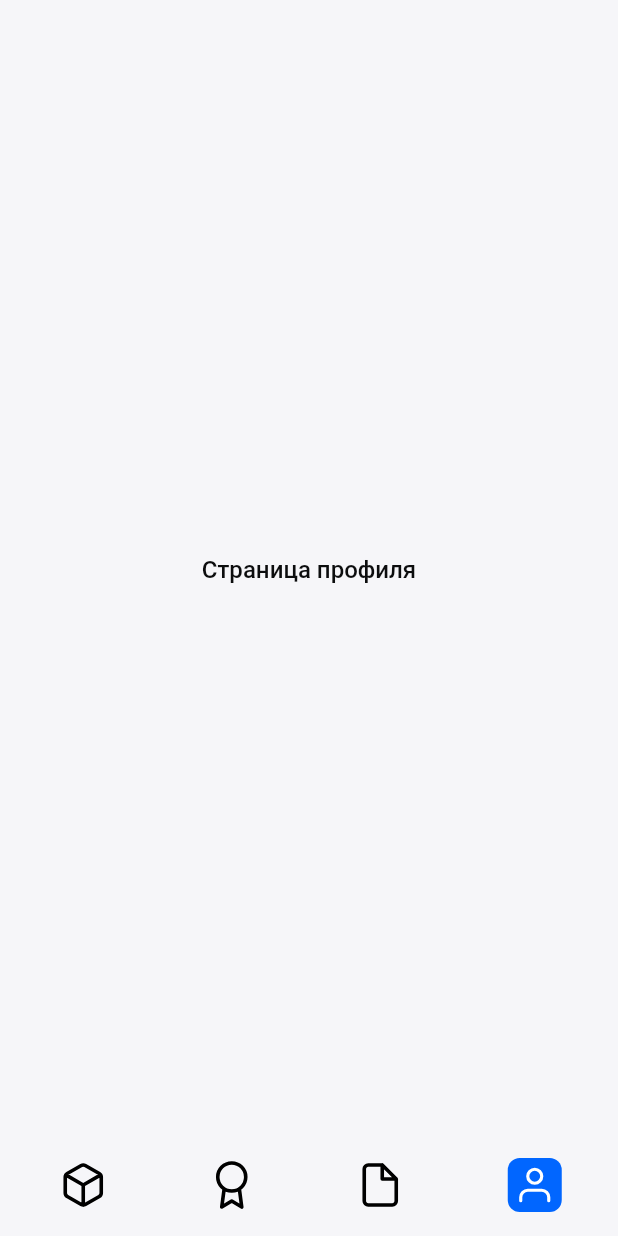
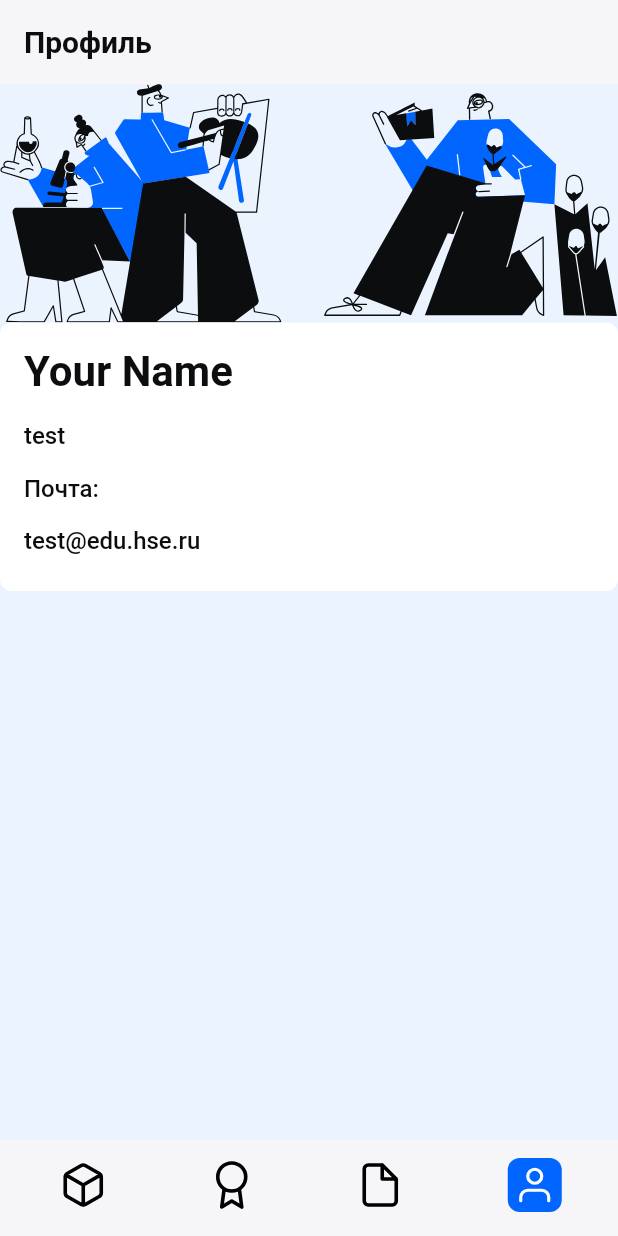
Before and after one commit to Task-Testing-System-Devs/test-system-mobile-v2, a Flutter app: the ProfilePage screen opened by its route, on a phone screen of 412 x 824 dp. Run offline on Flutter 3.47's test engine with Material 3 defaults, Android fonts, the phone set to English and light mode, and no system bars; our stand-ins replace dio, flutter_riverpod, flutter_secure_storage, flutter_svg, freezed_annotation, go_router and 1 more; accounts and stored records are empty.

Commit message:
Added profile page

```diff
--- a/lib/src/features/profile/view/profile_page.dart
+++ b/lib/src/features/profile/view/profile_page.dart
@@ -1,13 +1,39 @@
 import 'package:flutter/material.dart';
+import 'package:test_system/src/features/profile/view/widgets/profile_card.dart';
+import 'package:test_system/src/shared/assets/app_banners.dart';
+import 'package:test_system/src/shared/colors/colors.dart';
+import 'package:test_system/src/shared/widgets/universal_asset_image.dart';
 
 class ProfilePage extends StatelessWidget {
-  const ProfilePage({super.key});
+  const ProfilePage({Key? key}) : super(key: key);
 
   @override
   Widget build(BuildContext context) {
-    return const Scaffold(
-      body: Center(
-        child: Text('Страница профиля'),
+    final theme = Theme.of(context);
+
+    return Scaffold(
+      backgroundColor: AppColors.surface,
+      appBar: AppBar(
+        title: Text(
+          'Профиль',
+          style: theme.textTheme.headlineMedium,
+        ),
+      ),
+      body: SingleChildScrollView(
+        child: Column(
+          children: [
+            Row(
+              mainAxisAlignment: MainAxisAlignment.spaceBetween,
+              children: [
+                UniversalAssetImage(AppBanners.guys1),
+                UniversalAssetImage(AppBanners.guys2),
+              ],
+            ),
+            ProfileCard(
+              theme: theme,
+            ),
+          ],
+        ),
       ),
     );
   }
--- /dev/null
+++ b/lib/src/features/profile/view/widgets/profile_card.dart
@@ -0,0 +1,49 @@
+import 'package:flutter/material.dart';
+import 'package:test_system/src/shared/colors/colors.dart';
+
+class ProfileCard extends StatelessWidget {
+  final ThemeData theme;
+  const ProfileCard({Key? key, required this.theme}) : super(key: key);
+
+  @override
+  Widget build(BuildContext context) {
+    return Container(
+      decoration: BoxDecoration(
+        borderRadius: BorderRadius.circular(8),
+        color: AppColors.card,
+      ),
+      padding: const EdgeInsets.all(16),
+      margin: const EdgeInsets.only(bottom: 8),
+      width: double.infinity,
+      child: Column(
+        crossAxisAlignment: CrossAxisAlignment.start,
+        children: [
+          Text(
+            "Your Name",
+            style: theme.textTheme.displaySmall,
+          ),
+          const SizedBox(height: 16),
+          Padding(
+            padding: const EdgeInsets.only(bottom: 8),
+            child: Column(
+              crossAxisAlignment: CrossAxisAlignment.start,
+              children: [
+                const Text("test"),
+                const SizedBox(height: 16),
+                Text(
+                  "Почта:",
+                  style: theme.textTheme.bodyMedium,
+                ),
+                const SizedBox(height: 16),
+                Text(
+                  "test@edu.hse.ru",
+                  style: theme.textTheme.bodyMedium,
+                ),
+              ],
+            ),
+          ),
+        ],
+      ),
+    );
+  }
+}
--- a/lib/src/shared/assets/app_banners.dart
+++ b/lib/src/shared/assets/app_banners.dart
@@ -9,4 +9,6 @@ abstract class AppBanners {
   static const instrumentsOfLearning = '$_path/Instruments of learning.png';
   static const quality = '$_path/Quality.png';
   static const qualityComputer = '$_path/Quality Computer.png';
+  static const guys1 = '$_path/guys1.svg';
+  static const guys2 = '$_path/guys2.svg';
 }
```
Also changed, not shown: assets/banners/guys1.svg (added), assets/banners/guys2.svg (added), 1 other file.
